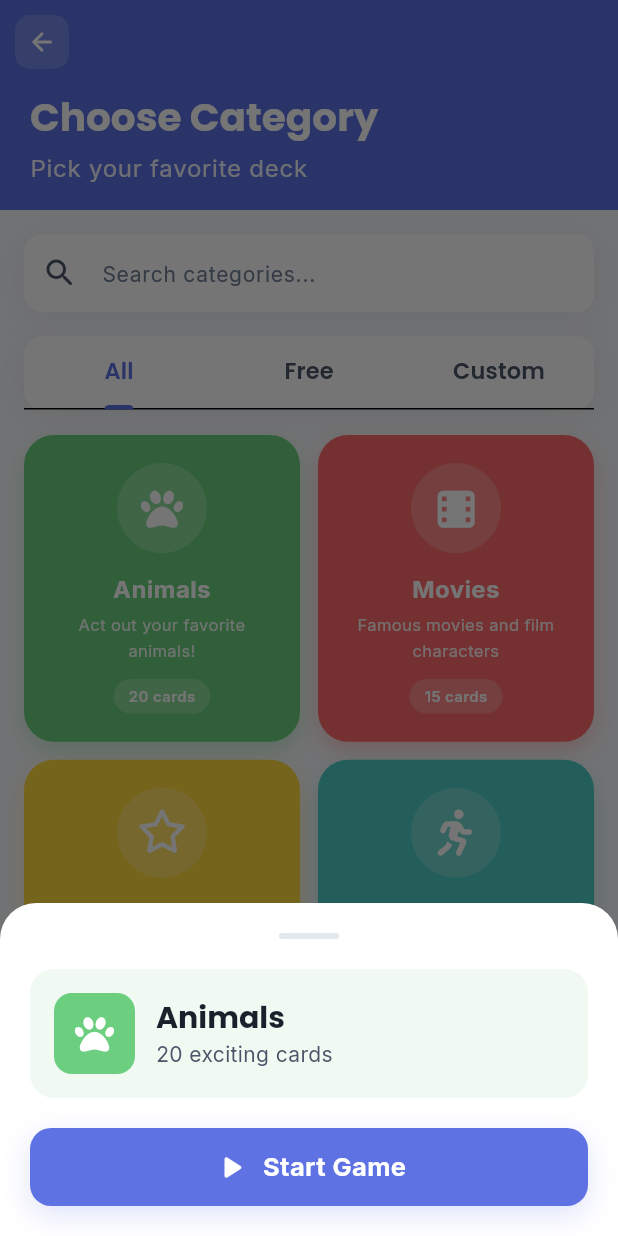
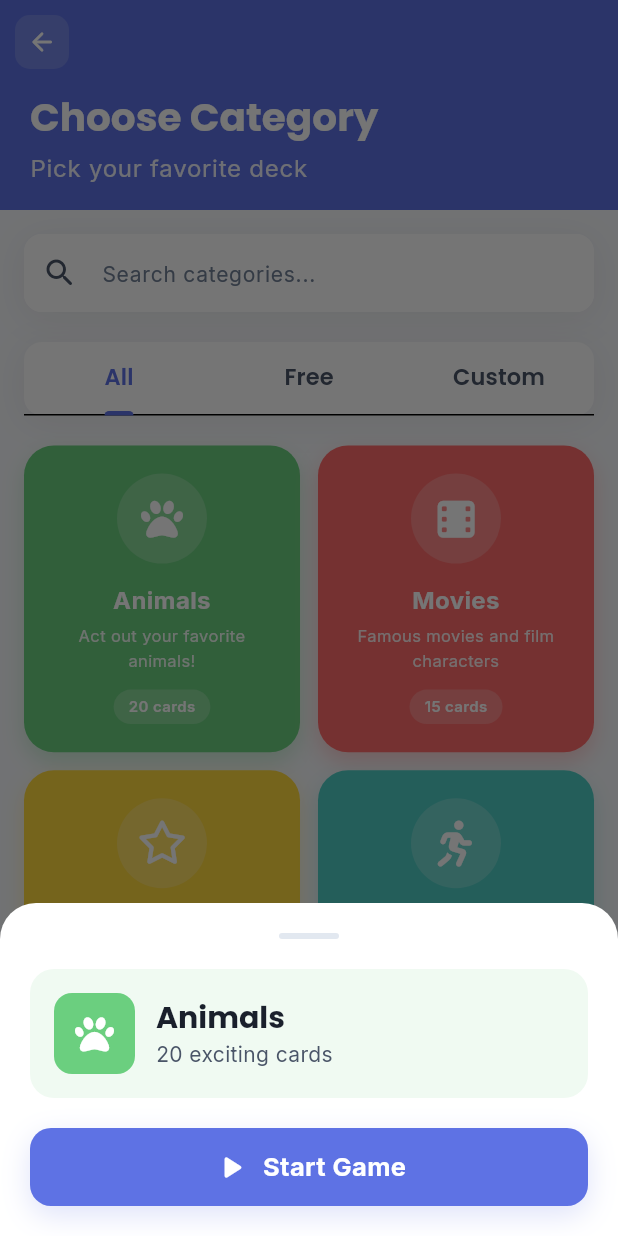
Before and after one commit to cuberixapps-hub/heads-up-flutter, a Flutter app: the CategorySelectionScreen screen opened by its route, after a tap on "Animals", on a phone screen of 412 x 824 dp. Run offline on Flutter 3.47's test engine with Material 3 defaults, Android fonts, the phone set to English and light mode, and no system bars; drawn by our look-alikes of flutter_animate; our stand-ins replace animate_do, audioplayers, flutter_staggered_animations, font_awesome_flutter, go_router, google_fonts and 3 more; missing offline and left inert: flutter_vibrate; accounts and stored records are empty.

Commit message:
Refactor category selection screen tab bar for improved styling and layout. Removed custom sliver delegate and integrated tab bar within a styled container for better visual consistency.

```diff
--- a/lib/screens/category_selection_screen.dart
+++ b/lib/screens/category_selection_screen.dart
@@ -124,10 +124,17 @@ class _CategorySelectionScreenState extends State<CategorySelectionScreen>
           SliverToBoxAdapter(child: _buildSearchBar()),
 
           // Tab Bar
-          SliverPersistentHeader(
-            pinned: true,
-            delegate: _SliverTabBarDelegate(
-              TabBar(
+          SliverToBoxAdapter(
+            child: Container(
+              color: AppTheme.backgroundColor,
+              padding: const EdgeInsets.symmetric(horizontal: 16, vertical: 4),
+              child: Container(
+                decoration: BoxDecoration(
+                  color: Colors.white,
+                  borderRadius: BorderRadius.circular(12),
+                  boxShadow: AppTheme.softShadow,
+                ),
+                child: TabBar(
                   controller: _tabController,
                   indicatorColor: AppTheme.primaryColor,
                   labelColor: AppTheme.primaryColor,
@@ -143,6 +150,7 @@ class _CategorySelectionScreenState extends State<CategorySelectionScreen>
                     Tab(text: 'Free'),
                     Tab(text: 'Custom'),
                   ],
+                ),
               ),
             ),
           ),
@@ -859,38 +867,3 @@ class _CategorySelectionScreenState extends State<CategorySelectionScreen>
 }
 
 enum DeckType { all, free, custom }
-
-// Custom sliver delegate for tab bar
-class _SliverTabBarDelegate extends SliverPersistentHeaderDelegate {
-  final TabBar tabBar;
-
-  _SliverTabBarDelegate(this.tabBar);
-
-  @override
-  double get minExtent => 50;
-  @override
-  double get maxExtent => 50;
-
-  @override
-  Widget build(
-    BuildContext context,
-    double shrinkOffset,
-    bool overlapsContent,
-  ) {
-    return Container(
-      color: AppTheme.backgroundColor,
-      padding: const EdgeInsets.symmetric(horizontal: 16),
-      child: Container(
-        decoration: BoxDecoration(
-          color: Colors.white,
-          borderRadius: BorderRadius.circular(12),
-          boxShadow: AppTheme.softShadow,
-        ),
-        child: tabBar,
-      ),
-    );
-  }
-
-  @override
-  bool shouldRebuild(_SliverTabBarDelegate oldDelegate) => false;
-}
```
Lines whose indentation alone changed are shown as unchanged.
